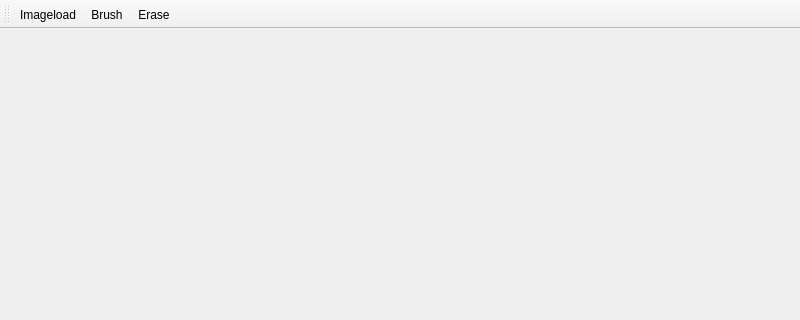
chelly1995/QPainterProject, file Brush2/mainwindow.ui: the form before one commit; both pictures show x 0 to 800 and y 0 to 320 of the 800 by 600 pixel window.
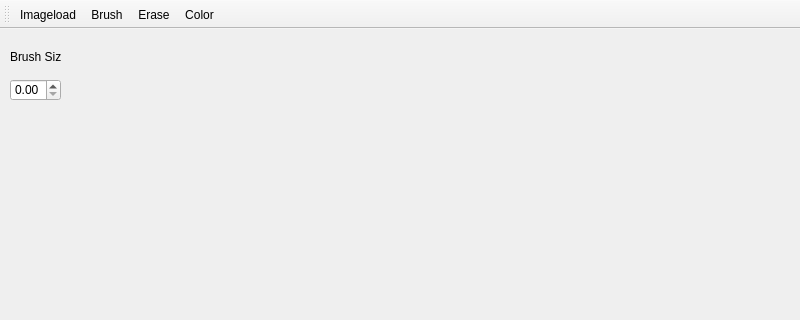
The form after the commit.

```diff
--- a/Brush2/mainwindow.ui
+++ b/Brush2/mainwindow.ui
@@ -17,14 +17,37 @@
    <widget class="QWidget" name="verticalLayoutWidget">
     <property name="geometry">
      <rect>
-      <x>10</x>
+      <x>80</x>
       <y>10</y>
-      <width>781</width>
+      <width>711</width>
       <height>541</height>
      </rect>
     </property>
     <layout class="QVBoxLayout" name="verticalLayout"/>
    </widget>
+   <widget class="QDoubleSpinBox" name="doubleSpinBox">
+    <property name="geometry">
+     <rect>
+      <x>10</x>
+      <y>50</y>
+      <width>51</width>
+      <height>22</height>
+     </rect>
+    </property>
+   </widget>
+   <widget class="QLabel" name="label">
+    <property name="geometry">
+     <rect>
+      <x>10</x>
+      <y>20</y>
+      <width>51</width>
+      <height>16</height>
+     </rect>
+    </property>
+    <property name="text">
+     <string>Brush Size</string>
+    </property>
+   </widget>
   </widget>
   <widget class="QMenuBar" name="menubar">
    <property name="geometry">
@@ -50,6 +73,7 @@
    <addaction name="actionImageload"/>
    <addaction name="actionBrush"/>
    <addaction name="actionErase"/>
+   <addaction name="actionColor"/>
   </widget>
   <action name="actionImageload">
    <property name="text">
@@ -66,6 +90,11 @@
     <string>Erase</string>
    </property>
   </action>
+  <action name="actionColor">
+   <property name="text">
+    <string>Color</string>
+   </property>
+  </action>
  </widget>
  <resources/>
  <connections/>
```
Left out of the diff: 2 changed lines with no effect on the pictures.
